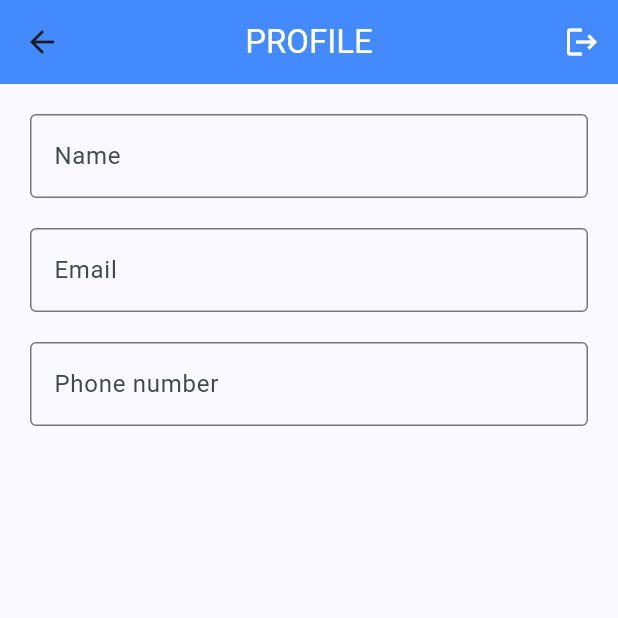
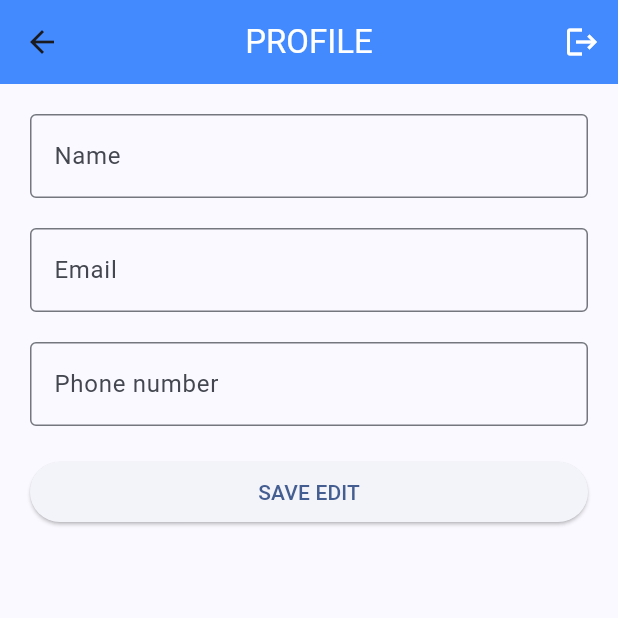
Before and after one commit to Sythaz/Firebase_UdemyIntermediate, a Flutter app: the ProfileView screen opened by its route, on a phone screen of 412 x 824 dp, the top half of it. Run offline on Flutter 3.47's test engine with Material 3 defaults, Android fonts, the phone set to English and light mode, and no system bars; our stand-ins replace cloud_firestore, firebase_auth, firebase_core, get, get_storage; accounts and stored records are empty.

Commit message:
add edit data user function

```diff
--- a/lib/profile_view.dart
+++ b/lib/profile_view.dart
@@ -67,6 +67,15 @@ class ProfileView extends GetView<ProfileController> {
                       border: OutlineInputBorder(),
                     ),
                   ),
+                  SizedBox(height: 20),
+                  Obx(
+                    () => ElevatedButton(
+                      onPressed: () => controller.editDataUser(),
+                      child: Text(controller.isLoading.isFalse
+                          ? 'SAVE EDIT'
+                          : 'Loading...'),
+                    ),
+                  ),
                 ],
               );
             }
```
Also changed, not shown: lib/profile_controller.dart (+25 -0 lines).
